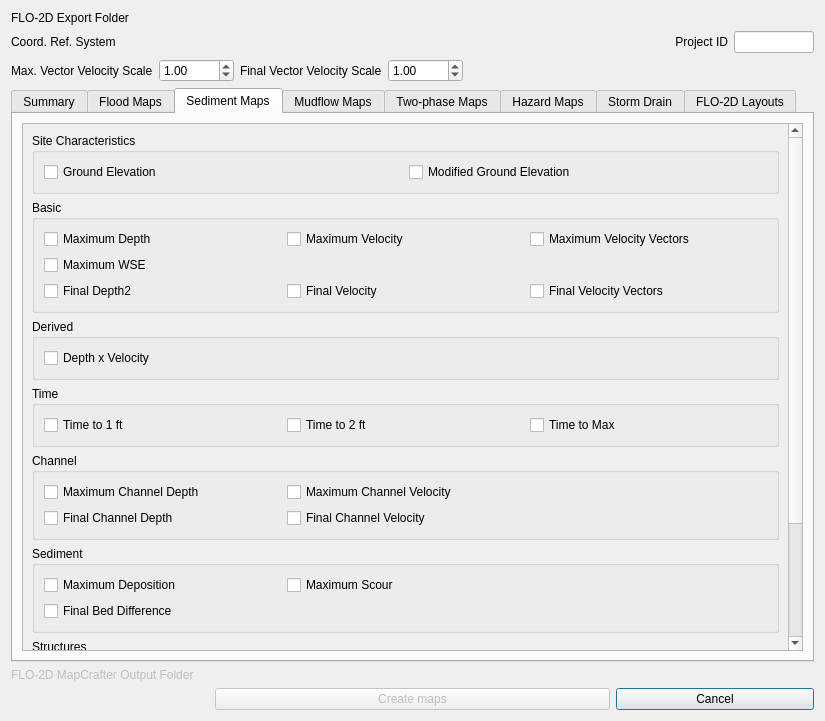
First picture: the form in flo2d_mapcrafter/flo2d_mapcrafter_dialog_base.ui, repository FLO-2DSoftware/FLO-2DMapCrafter, before the edit.
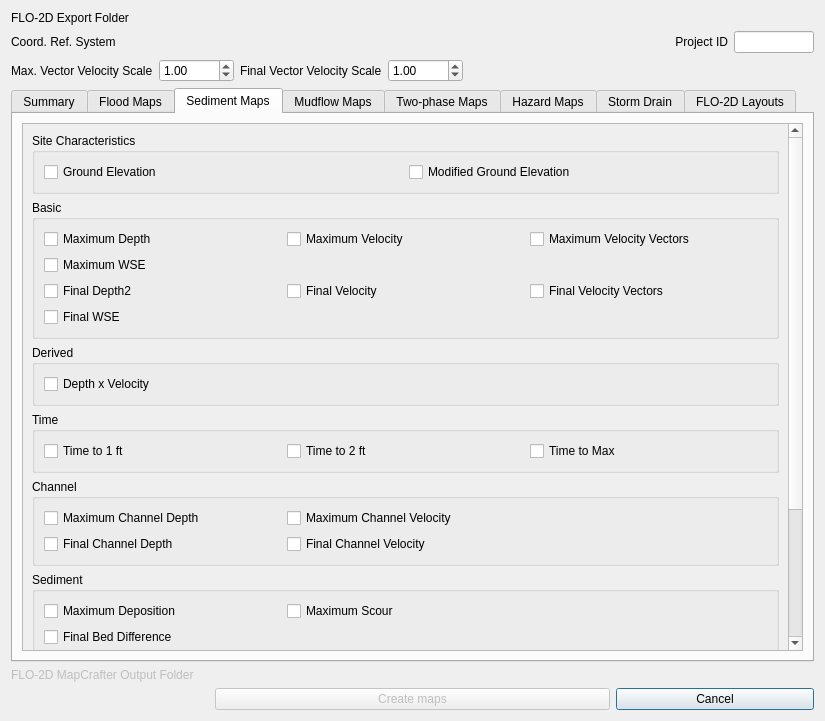
Second picture: the form after the edit. The open tabs and pages were chosen to show the change. Custom widgets are drawn as their Qt base class.

Commit message: Add the "FINAL WSE" checkbox to mudflow, sediment and two-phase tabs

```diff
--- a/flo2d_mapcrafter/flo2d_mapcrafter_dialog_base.ui
+++ b/flo2d_mapcrafter/flo2d_mapcrafter_dialog_base.ui
@@ -1482,6 +1482,21 @@
                     </property>
                    </widget>
                   </item>
+
+                  <item row="4" column="0">
+                   <widget class="QCheckBox" name="fwse_sd_cb">
+                    <property name="toolTip">
+                     <string>&lt;html&gt;&lt;head/&gt;&lt;body&gt;&lt;p&gt;FINALDEP.OUT: Final floodplain flow depths (ft or m).&lt;/p&gt;&lt;p&gt;TOPO_SDElev.RGH: Extends the elevation adjustments reported in FPREV.NEW by documenting additional automatic corrections applied when the FLO-2D engine compares floodplain grid elevations to storm drain inlet rim elevations and Type 4 invert elevations. This file reports the grid element ID, x- and y-coordinates, and the elevation adjustments applied. The file is generated only when a storm drain system is included in the simulation. Elevations are reported in feet or meters.&lt;/p&gt;&lt;p&gt;&lt;br/&gt;&lt;/p&gt;&lt;/body&gt;&lt;/html&gt;</string>
+                    </property>
+                    <property name="toolTipDuration">
+                     <number>0</number>
+                    </property>
+                    <property name="text">
+                     <string>Final WSE</string>
+                    </property>
+                   </widget>
+                  </item>
+
                   <item row="2" column="1">
                    <widget class="QCheckBox" name="fv_sd_cb">
                     <property name="enabled">
```
Left out of the diff: 32 changed lines with no effect on the pictures.
